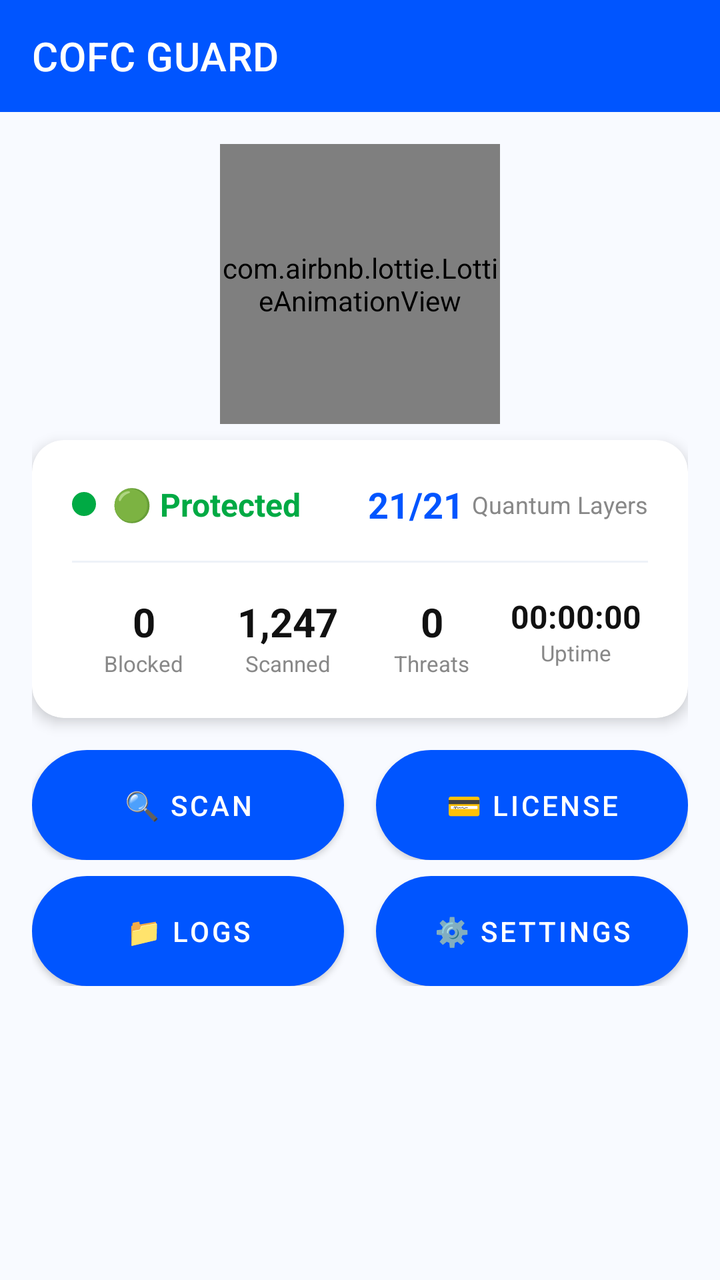
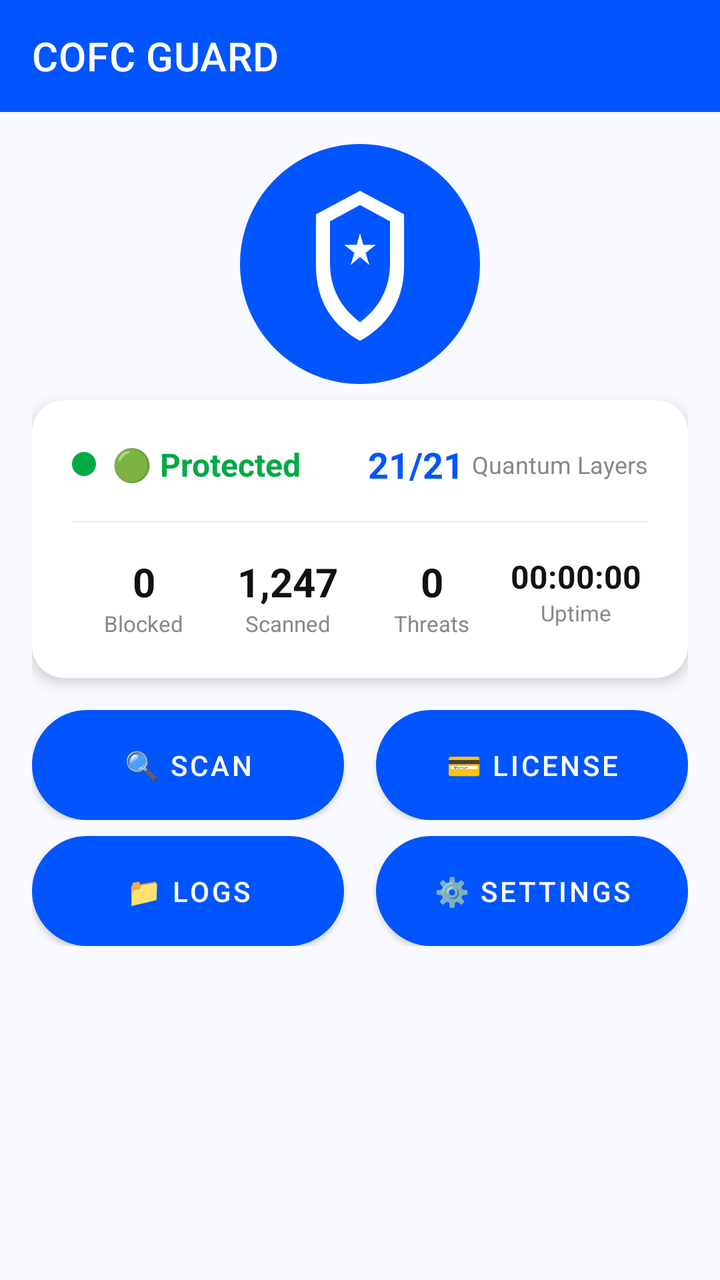

Screens rendered from an Android XML layout before and after an edit, with the pre-edit source and the edit as a unified diff.
<!-- AndroidManifest.xml: activity theme Theme.COFCGuard -->
<!-- res/layout/activity_main.xml -->
<?xml version="1.0" encoding="utf-8"?>
<LinearLayout xmlns:android="http://schemas.android.com/apk/res/android"
    xmlns:app="http://schemas.android.com/apk/res-auto"
    android:layout_width="match_parent"
    android:layout_height="match_parent"
    android:orientation="vertical"
    android:background="#FFFFFF">

    <com.google.android.material.appbar.MaterialToolbar
        android:id="@+id/toolbar"
        android:layout_width="match_parent"
        android:layout_height="?attr/actionBarSize"
        android:background="#0055FF"
        android:theme="@style/ThemeOverlay.AppCompat.Dark.ActionBar"
        app:title="@string/app_name"
        app:titleTextColor="#FFFFFF" />

    <ScrollView
        android:layout_width="match_parent"
        android:layout_height="match_parent"
        android:fillViewport="true"
        android:background="#F8FAFF">

        <LinearLayout
            android:layout_width="match_parent"
            android:layout_height="wrap_content"
            android:orientation="vertical"
            android:padding="16dp"
            android:paddingBottom="80dp">

            
            <com.airbnb.lottie.LottieAnimationView
                android:id="@+id/lottieShield"
                android:layout_width="140dp"
                android:layout_height="140dp"
                android:layout_gravity="center"
                app:lottie_autoPlay="true"
                app:lottie_loop="true" />

            
            <com.google.android.material.card.MaterialCardView
                android:id="@+id/statusCard"
                android:layout_width="match_parent"
                android:layout_height="wrap_content"
                app:cardCornerRadius="16dp"
                app:cardElevation="4dp"
                app:cardBackgroundColor="#FFFFFF"
                android:layout_marginTop="8dp">

                <LinearLayout
                    android:layout_width="match_parent"
                    android:layout_height="wrap_content"
                    android:orientation="vertical"
                    android:padding="20dp">

                    <LinearLayout
                        android:layout_width="match_parent"
                        android:layout_height="wrap_content"
                        android:orientation="horizontal"
                        android:gravity="center_vertical">

                        <View
                            android:id="@+id/statusIndicator"
                            android:layout_width="12dp"
                            android:layout_height="12dp"
                            android:background="@drawable/status_active" />

                        <TextView
                            android:id="@+id/protectionStatusTextView"
                            android:layout_width="wrap_content"
                            android:layout_height="wrap_content"
                            android:text="@string/dashboard_status_active"
                            android:textColor="#00AA44"
                            android:textSize="16sp"
                            android:textStyle="bold"
                            android:layout_marginStart="8dp" />

                        <View android:layout_width="0dp" android:layout_height="0dp" android:layout_weight="1" />

                        <TextView
                            android:id="@+id/layersCountTextView"
                            android:layout_width="wrap_content"
                            android:layout_height="wrap_content"
                            android:text="21/21"
                            android:textColor="#0055FF"
                            android:textSize="18sp"
                            android:textStyle="bold" />

                        <TextView
                            android:layout_width="wrap_content"
                            android:layout_height="wrap_content"
                            android:text="@string/dashboard_layers"
                            android:textColor="#888888"
                            android:textSize="12sp"
                            android:layout_marginStart="4dp" />

                    </LinearLayout>

                    <View
                        android:layout_width="match_parent"
                        android:layout_height="1dp"
                        android:background="#EEF2F8"
                        android:layout_marginVertical="16dp" />

                    <GridLayout
                        android:layout_width="match_parent"
                        android:layout_height="wrap_content"
                        android:columnCount="4"
                        android:rowCount="1">

                        <LinearLayout
                            android:layout_width="0dp"
                            android:layout_height="wrap_content"
                            android:layout_columnWeight="1"
                            android:orientation="vertical"
                            android:gravity="center">
                            <TextView android:id="@+id/statsBlockedTextView" android:layout_width="wrap_content" android:layout_height="wrap_content" android:text="0" android:textColor="#111111" android:textSize="20sp" android:textStyle="bold" />
                            <TextView android:layout_width="wrap_content" android:layout_height="wrap_content" android:text="@string/dashboard_blocked" android:textColor="#888888" android:textSize="11sp" />
                        </LinearLayout>

                        <LinearLayout
                            android:layout_width="0dp"
                            android:layout_height="wrap_content"
                            android:layout_columnWeight="1"
                            android:orientation="vertical"
                            android:gravity="center">
                            <TextView android:id="@+id/statsScannedTextView" android:layout_width="wrap_content" android:layout_height="wrap_content" android:text="1,247" android:textColor="#111111" android:textSize="20sp" android:textStyle="bold" />
                            <TextView android:layout_width="wrap_content" android:layout_height="wrap_content" android:text="@string/dashboard_scanned" android:textColor="#888888" android:textSize="11sp" />
                        </LinearLayout>

                        <LinearLayout
                            android:layout_width="0dp"
                            android:layout_height="wrap_content"
                            android:layout_columnWeight="1"
                            android:orientation="vertical"
                            android:gravity="center">
                            <TextView android:id="@+id/statsThreatsTextView" android:layout_width="wrap_content" android:layout_height="wrap_content" android:text="0" android:textColor="#111111" android:textSize="20sp" android:textStyle="bold" />
                            <TextView android:layout_width="wrap_content" android:layout_height="wrap_content" android:text="@string/dashboard_threats" android:textColor="#888888" android:textSize="11sp" />
                        </LinearLayout>

                        <LinearLayout
                            android:layout_width="0dp"
                            android:layout_height="wrap_content"
                            android:layout_columnWeight="1"
                            android:orientation="vertical"
                            android:gravity="center">
                            <TextView android:id="@+id/statsUptimeTextView" android:layout_width="wrap_content" android:layout_height="wrap_content" android:text="00:00:00" android:textColor="#111111" android:textSize="16sp" android:textStyle="bold" />
                            <TextView android:layout_width="wrap_content" android:layout_height="wrap_content" android:text="@string/dashboard_uptime" android:textColor="#888888" android:textSize="11sp" />
                        </LinearLayout>

                    </GridLayout>

                </LinearLayout>
            </com.google.android.material.card.MaterialCardView>

            
            <LinearLayout
                android:id="@+id/buttonsLayout"
                android:layout_width="match_parent"
                android:layout_height="wrap_content"
                android:orientation="horizontal"
                android:layout_marginTop="16dp"
                android:gravity="center">

                <Button
                    android:id="@+id/scanButton"
                    android:layout_width="0dp"
                    android:layout_height="wrap_content"
                    android:layout_weight="1"
                    android:text="🔍 Scan"
                    style="@style/Widget.COFCGuard.Button"
                    android:layout_marginEnd="8dp" />

                <Button
                    android:id="@+id/licenseButton"
                    android:layout_width="0dp"
                    android:layout_height="wrap_content"
                    android:layout_weight="1"
                    android:text="💳 License"
                    style="@style/Widget.COFCGuard.Button"
                    android:layout_marginStart="8dp" />

            </LinearLayout>

            <LinearLayout
                android:layout_width="match_parent"
                android:layout_height="wrap_content"
                android:orientation="horizontal"
                android:layout_marginTop="8dp"
                android:gravity="center">

                <Button
                    android:id="@+id/logsButton"
                    android:layout_width="0dp"
                    android:layout_height="wrap_content"
                    android:layout_weight="1"
                    android:text="📁 Logs"
                    style="@style/Widget.COFCGuard.Button"
                    android:layout_marginEnd="8dp" />

                <Button
                    android:id="@+id/settingsButton"
                    android:layout_width="0dp"
                    android:layout_height="wrap_content"
                    android:layout_weight="1"
                    android:text="⚙️ Settings"
                    style="@style/Widget.COFCGuard.Button"
                    android:layout_marginStart="8dp" />

            </LinearLayout>

        </LinearLayout>
    </ScrollView>
</LinearLayout>
<!-- resources referenced by this layout -->
<resources>
  <!-- drawable status_active (drawable) -->
  <?xml version="1.0" encoding="utf-8"?>
  <shape xmlns:android="http://schemas.android.com/apk/res/android" android:shape="oval">
      <solid android:color="@color/status_active" />
      <size android:width="12dp" android:height="12dp" />
      <stroke android:width="2dp" android:color="@color/status_active" />
  </shape>
  <string name="app_name">COFC GUARD</string>
  <string name="dashboard_blocked">Blocked</string>
  <string name="dashboard_layers">Quantum Layers</string>
  <string name="dashboard_scanned">Scanned</string>
  <string name="dashboard_status_active">🟢 Protected</string>
  <string name="dashboard_threats">Threats</string>
  <string name="dashboard_uptime">Uptime</string>
  <style name="Widget.COFCGuard.Button" parent="Widget.MaterialComponents.Button">
          <item name="android:background">@drawable/button_primary</item>
          <item name="android:textColor">#FFFFFF</item>
          <item name="android:textSize">14sp</item>
          <item name="android:paddingStart">24dp</item>
          <item name="android:paddingEnd">24dp</item>
          <item name="android:paddingTop">12dp</item>
          <item name="android:paddingBottom">12dp</item>
          <item name="cornerRadius">100dp</item>
          <item name="elevation">2dp</item>
      </style>
  <style name="Theme.COFCGuard" parent="Theme.MaterialComponents.DayNight.NoActionBar">
          <item name="colorPrimary">#0055FF</item>
          <item name="colorPrimaryVariant">#003DCC</item>
          <item name="colorOnPrimary">#FFFFFF</item>
          <item name="colorSecondary">#00AA44</item>
          <item name="colorSecondaryVariant">#008833</item>
          <item name="colorOnSecondary">#FFFFFF</item>
          <item name="android:windowBackground">#FFFFFF</item>
          <item name="android:statusBarColor">#0055FF</item>
          <item name="android:windowLightStatusBar">false</item>
          <item name="android:navigationBarColor">#FFFFFF</item>
          <item name="android:windowLightNavigationBar">true</item>
          <item name="materialButtonStyle">@style/Widget.COFCGuard.Button</item>
      </style>
  <color name="status_active">#00AA44</color>
  <color name="primary">#0055FF</color>
  <color name="primary_dark">#003DCC</color>
  <color name="text_tertiary">#888888</color>
  <!-- unchanged entries left out for length: 1 -->
</resources>

<!-- the commit's change to res/layout/activity_main.xml (unified diff, before → after) -->
@@ -28,14 +28,12 @@
             android:padding="16dp"
             android:paddingBottom="80dp">
 
-            
-            <com.airbnb.lottie.LottieAnimationView
-                android:id="@+id/lottieShield"
-                android:layout_width="140dp"
-                android:layout_height="140dp"
+            <ImageView
+                android:layout_width="120dp"
+                android:layout_height="120dp"
                 android:layout_gravity="center"
-                app:lottie_autoPlay="true"
-                app:lottie_loop="true" />
+                android:src="@drawable/ic_launcher"
+                android:contentDescription="Shield" />
 
             
             <com.google.android.material.card.MaterialCardView
<!-- resource entries referenced after the edit -->
@@ -1,5 +1,25 @@
 <!-- resources referenced by this layout -->
 <resources>
+  <!-- drawable ic_launcher (drawable) -->
+  <?xml version="1.0" encoding="utf-8"?>
+  <vector xmlns:android="http://schemas.android.com/apk/res/android"
+      android:width="512dp"
+      android:height="512dp"
+      android:viewportWidth="512"
+      android:viewportHeight="512">
+      <path
+          android:fillColor="#0055FF"
+          android:pathData="M256,0 C114.6,0 0,114.6 0,256 C0,397.4 114.6,512 256,512 C397.4,512 512,397.4 512,256 C512,114.6 397.4,0 256,0Z" />
+      <path
+          android:fillColor="#FFFFFF"
+          android:pathData="M256,100 L350,150 L350,260 C350,340 310,390 256,420 C202,390 162,340 162,260 L162,150 L256,100Z" />
+      <path
+          android:fillColor="#0055FF"
+          android:pathData="M256,130 L320,165 L320,255 C320,315 290,355 256,380 C222,355 192,315 192,255 L192,165 L256,130Z" />
+      <path
+          android:fillColor="#FFFFFF"
+          android:pathData="M256,190 L263,215 L290,215 L268,232 L276,258 L256,241 L236,258 L244,232 L222,215 L249,215Z" />
+  </vector>
   <!-- drawable status_active (drawable) -->
   <?xml version="1.0" encoding="utf-8"?>
   <shape xmlns:android="http://schemas.android.com/apk/res/android" android:shape="oval">
